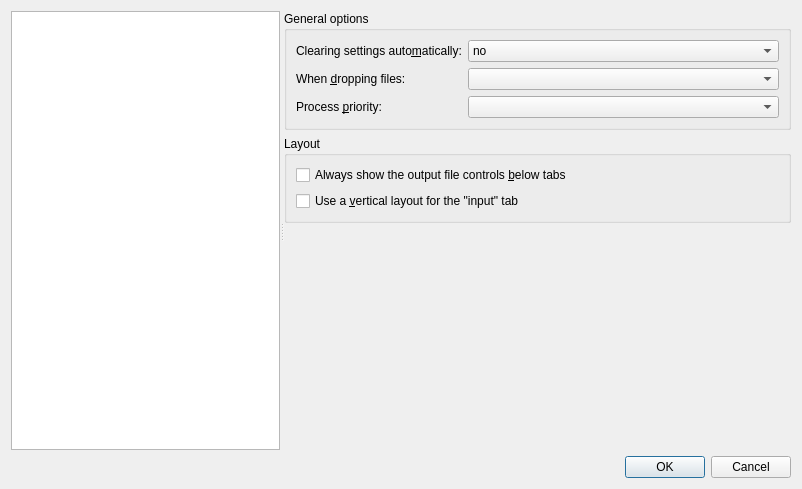
jpsdr/MKVToolnix-Windows-7, file src/mkvtoolnix-gui/forms/main_window/preferences_dialog.ui: the form before one commit.
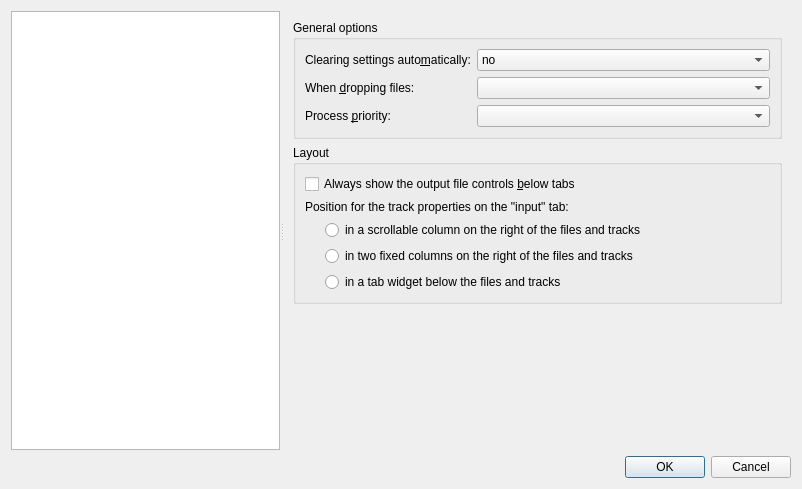
The form after the commit. The open tabs and pages were chosen to show the change. Icons and pictures are not drawn. Custom widgets are drawn as their Qt base class.

Commit message:
GUI: merge: horizontal two-column layout for track properties
Implements #1526.

Patch:
```diff
--- a/src/mkvtoolnix-gui/forms/main_window/preferences_dialog.ui
+++ b/src/mkvtoolnix-gui/forms/main_window/preferences_dialog.ui
@@ -249,20 +249,6 @@
        </layout>
       </widget>
       <widget class="QWidget" name="pMergeGeneral">
-       <layout class="QVBoxLayout" name="verticalLayout_12">
-        <property name="leftMargin">
-         <number>0</number>
-        </property>
-        <property name="topMargin">
-         <number>0</number>
-        </property>
-        <property name="rightMargin">
-         <number>0</number>
-        </property>
-        <property name="bottomMargin">
-         <number>0</number>
-        </property>
-        <item>
          <layout class="QVBoxLayout" name="verticalLayout_22">
           <item>
            <widget class="QGroupBox" name="groupBox_3">
@@ -366,12 +352,66 @@
               </widget>
              </item>
              <item>
-              <widget class="QCheckBox" name="cbMUseVerticalInputLayout">
+            <widget class="QLabel" name="cbMTrackPropertiesLayoutLabel">
                <property name="text">
-                <string>Use a &amp;vertical layout for the &quot;input&quot; tab</string>
+              <string>Position for the track properties on the &quot;input&quot; tab:</string>
                </property>
               </widget>
              </item>
+           <item>
+            <layout class="QHBoxLayout" name="horizontalLayout_8">
+             <item>
+              <spacer name="horizontalSpacer_8">
+               <property name="orientation">
+                <enum>Qt::Horizontal</enum>
+               </property>
+               <property name="sizeType">
+                <enum>QSizePolicy::Fixed</enum>
+               </property>
+               <property name="sizeHint" stdset="0">
+                <size>
+                 <width>20</width>
+                 <height>20</height>
+                </size>
+               </property>
+              </spacer>
+             </item>
+             <item>
+              <layout class="QVBoxLayout" name="verticalLayout_12">
+               <item>
+                <widget class="QRadioButton" name="rbMTrackPropertiesLayoutHorizontalScrollArea">
+                 <property name="text">
+                  <string>in a scrollable column on the right of the files and tracks</string>
+                 </property>
+                 <attribute name="buttonGroup">
+                  <string notr="true">bgMTrackPropertiesLayout</string>
+                 </attribute>
+                </widget>
+               </item>
+               <item>
+                <widget class="QRadioButton" name="rbMTrackPropertiesLayoutHorizontalTwoColumns">
+                 <property name="text">
+                  <string>in two fixed columns on the right of the files and tracks</string>
+                 </property>
+                 <attribute name="buttonGroup">
+                  <string notr="true">bgMTrackPropertiesLayout</string>
+                 </attribute>
+                </widget>
+               </item>
+               <item>
+                <widget class="QRadioButton" name="rbMTrackPropertiesLayoutVerticalTabWidget">
+                 <property name="text">
+                  <string>in a tab widget below the files and tracks</string>
+                 </property>
+                 <attribute name="buttonGroup">
+                  <string notr="true">bgMTrackPropertiesLayout</string>
+                 </attribute>
+                </widget>
+               </item>
+              </layout>
+             </item>
+            </layout>
+           </item>
             </layout>
            </widget>
           </item>
@@ -383,12 +423,10 @@
             <property name="sizeHint" stdset="0">
              <size>
               <width>20</width>
-              <height>40</height>
+            <height>82</height>
              </size>
             </property>
            </spacer>
-          </item>
-         </layout>
         </item>
        </layout>
       </widget>
```
Left out of the diff: 6 changed lines with no effect on the pictures. Lines whose indentation alone changed are shown as unchanged. The commit also changes 8 other files.
